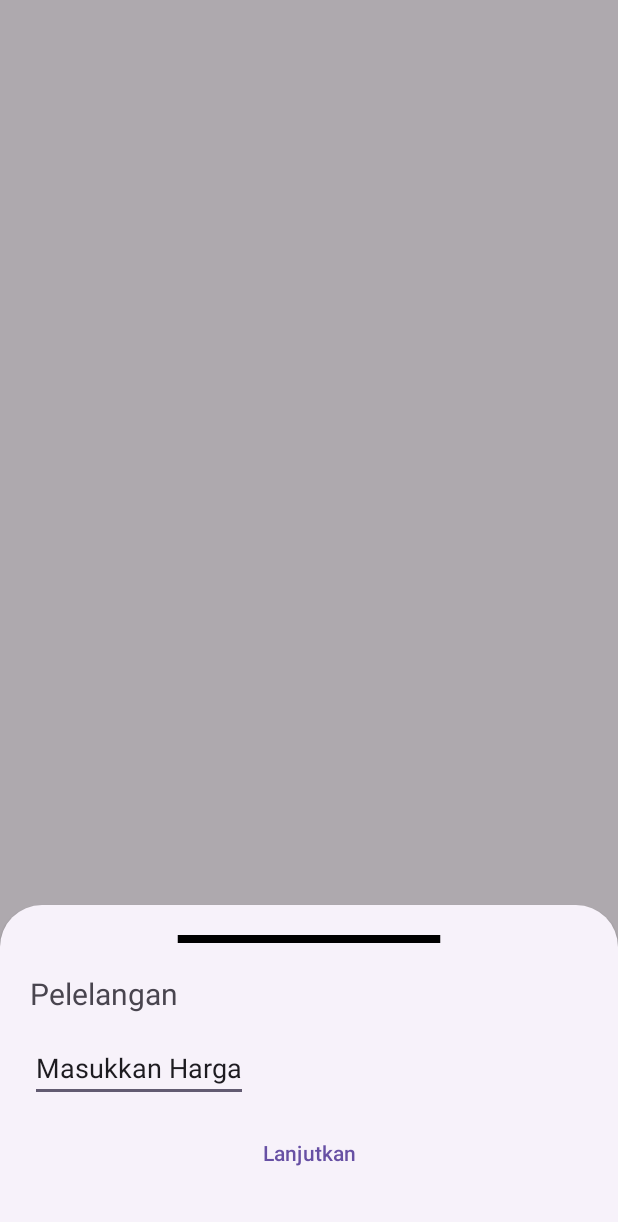
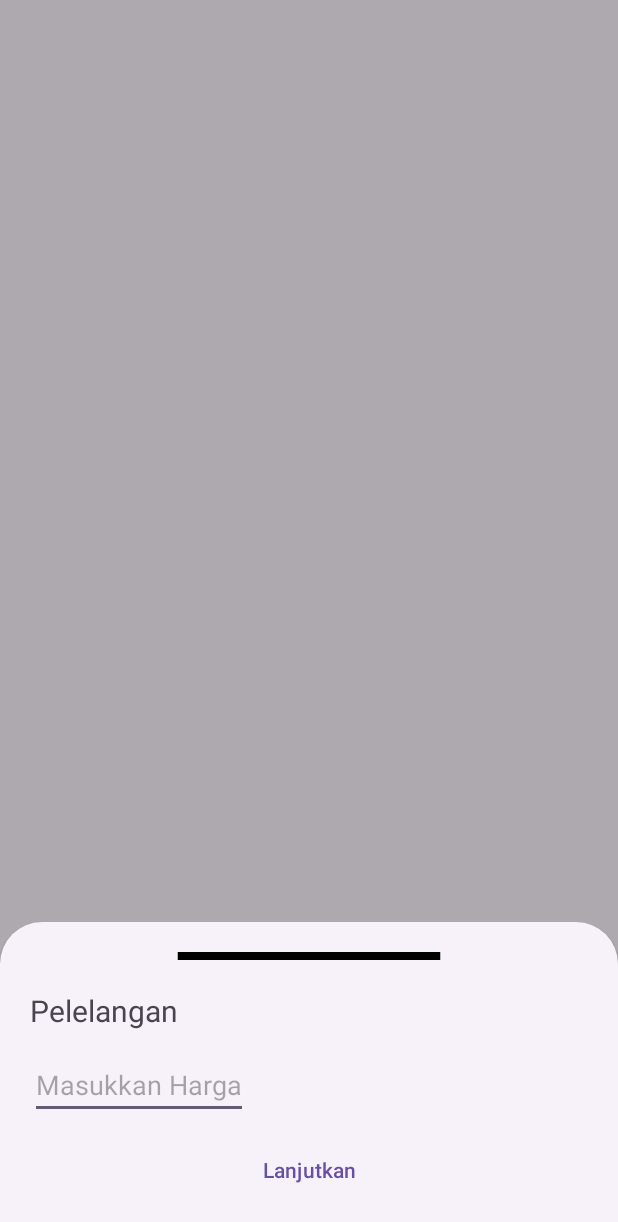
Before and after one commit to Akhdiiyat/Roufish, an Android app: the fragment bottomSheet_pelelangan shown on its own in the app's theme, on a phone screen of 412 x 824 dp. Shown: the top 1222 px of the screen. Run offline under Robolectric (Android 15) with nearby library versions, the phone set to English and light mode, and no system bars; our stand-ins replace Picasso; libraries missing offline, so code that uses them is left out: org.checkerframework.common; pictures from the network do not load.

Commit message:
Halaman Pelelangan Show Bottom Sheet fixed

```diff
--- a/app/src/main/AndroidManifest.xml
+++ b/app/src/main/AndroidManifest.xml
@@ -34,7 +34,7 @@
             android:name=".forgetPassword.lupapwd_code"
             android:exported="false" />
         <activity
-            android:name=".halamanProduct"
+            android:name=".HalamanProduct"
             android:exported="false" />
         <activity
             android:name=".activities.ProductActivity"
--- a/app/src/main/java/com/example/roufish/Beli_Langsung.java
+++ b/app/src/main/java/com/example/roufish/Beli_Langsung.java
@@ -63,7 +63,7 @@ public class Beli_Langsung extends AppCompatActivity {
         backToMain.setOnClickListener(new View.OnClickListener() {
             @Override
             public void onClick(View view) {
-                Intent backToMainintent = new Intent(Beli_Langsung.this, halamanProduct.class);
+                Intent backToMainintent = new Intent(Beli_Langsung.this, HalamanProduct.class);
                 startActivity(backToMainintent);
             }
         });
--- a/app/src/main/java/com/example/roufish/adapters/AuctionAdapter.java
+++ b/app/src/main/java/com/example/roufish/adapters/AuctionAdapter.java
@@ -47,7 +47,6 @@ public class AuctionAdapter extends RecyclerView.Adapter<AuctionAdapter.ViewHold
                 Log.d("AuctionAdapter", "Image clicked");
                 Intent intent = new Intent(v.getContext(), HalamanPelelangan.class);
                 intent.putExtra("image_url", product.getImageUrl()); // Pass the image URL to the next activity
-                intent.putExtra("item_name", product.getItemName());
                 v.getContext().startActivity(intent);
             }
         });
--- a/app/src/main/java/com/example/roufish/adapters/ProductsAdapter.java
+++ b/app/src/main/java/com/example/roufish/adapters/ProductsAdapter.java
@@ -12,8 +12,7 @@ import androidx.recyclerview.widget.RecyclerView;
 
 import com.example.roufish.ListProduct;
 import com.example.roufish.R;
-import com.example.roufish.halamanProduct;
-import com.example.roufish.activities.ProductActivity;
+import com.example.roufish.HalamanProduct;
 import com.squareup.picasso.Picasso;
 
 import java.util.ArrayList;
@@ -43,7 +42,7 @@ public class ProductsAdapter extends RecyclerView.Adapter<ProductsAdapter.ViewHo
             @Override
             public void onClick(View v) {
                 // Handle image click here, for example, open a new activity with the image
-                Intent intent = new Intent(v.getContext(), halamanProduct.class);
+                Intent intent = new Intent(v.getContext(), HalamanProduct.class);
                 intent.putExtra("image_url", product.getImageResId()); // Pass the image URL to the next activity
                 v.getContext().startActivity(intent);
             }
--- a/app/src/main/java/com/example/roufish/bottomSheet/bottomSheet_pelelangan.java
+++ b/app/src/main/java/com/example/roufish/bottomSheet/bottomSheet_pelelangan.java
@@ -5,17 +5,20 @@ import android.view.LayoutInflater;
 import android.view.View;
 import android.view.ViewGroup;
 
+import androidx.annotation.NonNull;
+import androidx.annotation.Nullable;
+
 import com.example.roufish.R;
 import com.google.android.material.bottomsheet.BottomSheetDialogFragment;
 
 public class bottomSheet_pelelangan extends BottomSheetDialogFragment {
 
     public bottomSheet_pelelangan() {
-        // Required empty public constructor
     }
 
+    @Nullable
     @Override
-    public View onCreateView(LayoutInflater inflater, ViewGroup container, Bundle savedInstanceState) {
+    public View onCreateView(@NonNull LayoutInflater inflater, @Nullable ViewGroup container, @Nullable Bundle savedInstanceState) {
         // Inflate the layout for this fragment
         return inflater.inflate(R.layout.bottom_sheet_pelelangan, container, false);
     }
--- a/app/src/main/res/layout/activity_halaman_product.xml
+++ b/app/src/main/res/layout/activity_halaman_product.xml
@@ -5,7 +5,7 @@
     android:layout_width="match_parent"
     android:layout_height="match_parent"
     android:background="@color/light_blue"
-    tools:context=".halamanProduct">
+    tools:context=".HalamanProduct">
 
     <androidx.constraintlayout.widget.Guideline
         android:id="@+id/guideline"
--- a/app/src/main/res/layout/activity_list_lelang.xml
+++ b/app/src/main/res/layout/activity_list_lelang.xml
@@ -57,7 +57,7 @@
         <androidx.recyclerview.widget.RecyclerView
             android:id="@+id/recycler_view_lelang"
             android:layout_width="match_parent"
-            android:layout_height="match_parent"
+            android:layout_height="wrap_content"
 
             tools:listitem="@layout/item_auction" />
     </androidx.cardview.widget.CardView>
--- a/app/src/main/res/layout/bottom_sheet_pelelangan.xml
+++ b/app/src/main/res/layout/bottom_sheet_pelelangan.xml
@@ -22,10 +22,6 @@
         app:layout_constraintTop_toTopOf="parent"
         app:layout_constraintVertical_bias="0.007" />
 
-    <RadioGroup
-        android:id="@+id/radiogroup"
-        android:layout_width="383dp"
-        android:layout_height="165dp">
 
         <TextView
             android:id="@+id/textView18"
@@ -38,26 +34,19 @@
         <EditText
             android:layout_width="wrap_content"
             android:layout_height="wrap_content"
+            android:id="@+id/hargaLelang"
             android:inputType="number"
             android:layout_marginTop="13dp"
-            android:text="Masukkan Harga"/>
+            android:hint="Masukkan Harga"/>
 
-        <!-- Opening TextInputLayout -->
-        <com.google.android.material.textfield.TextInputLayout
-            android:layout_width="match_parent"
-            android:layout_height="wrap_content">
-
+        <!-- Button directly in the layout -->
         <Button
             android:layout_width="wrap_content"
             android:layout_height="wrap_content"
+            android:id="@+id/lanjut"
             android:text="Lanjutkan"
             android:layout_marginTop="10dp"
-                android:layout_marginRight="5dp"
             android:layout_gravity="center"/>
 
-        </com.google.android.material.textfield.TextInputLayout>
-        <!-- Closing TextInputLayout -->
-
-    </RadioGroup>
 
 </LinearLayout>
```
Also changed, not shown: app/src/main/java/com/example/roufish/HalamanPelelangan.java (+27 -13 lines), app/src/main/java/com/example/roufish/HalamanProduct.java (renamed from app/src/main/java/com/example/roufish/halamanProduct.java, +4 -4 lines). Lines whose indentation alone changed are shown as unchanged.
